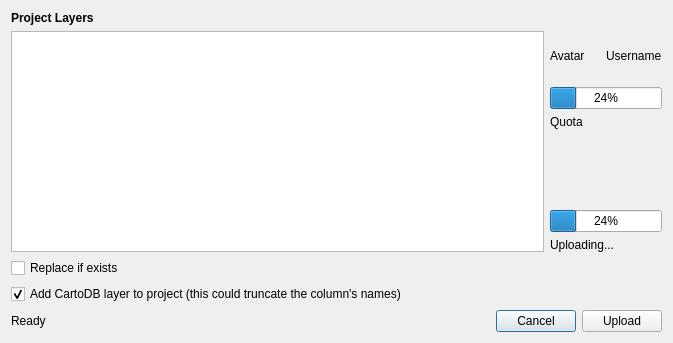
Before: the Qt Designer form ui/Upload.ui in gkudos/qgis-cartodb, drawn with Qt 5.
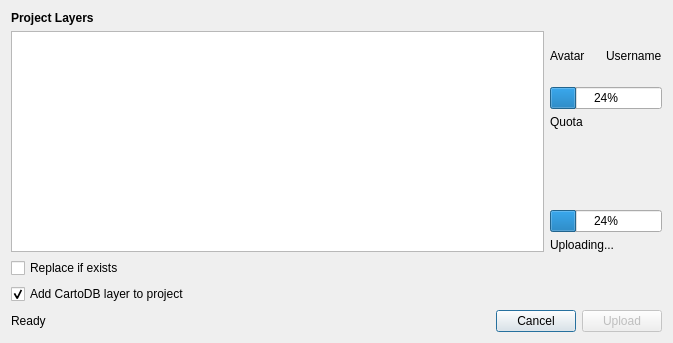
After: the same form once the commit is applied.

The edit to the form file:
```diff
--- a/ui/Upload.ui
+++ b/ui/Upload.ui
@@ -153,7 +153,7 @@
       <bool>true</bool>
      </property>
      <property name="text">
-      <string>Add CartoDB layer to project (this could truncate the column's names)</string>
+      <string>Add CartoDB layer to project</string>
      </property>
      <property name="checked">
       <bool>true</bool>
@@ -191,6 +191,9 @@
      </item>
      <item>
       <widget class="QPushButton" name="uploadBT">
+       <property name="enabled">
+        <bool>false</bool>
+       </property>
        <property name="text">
         <string>Upload</string>
        </property>
```
